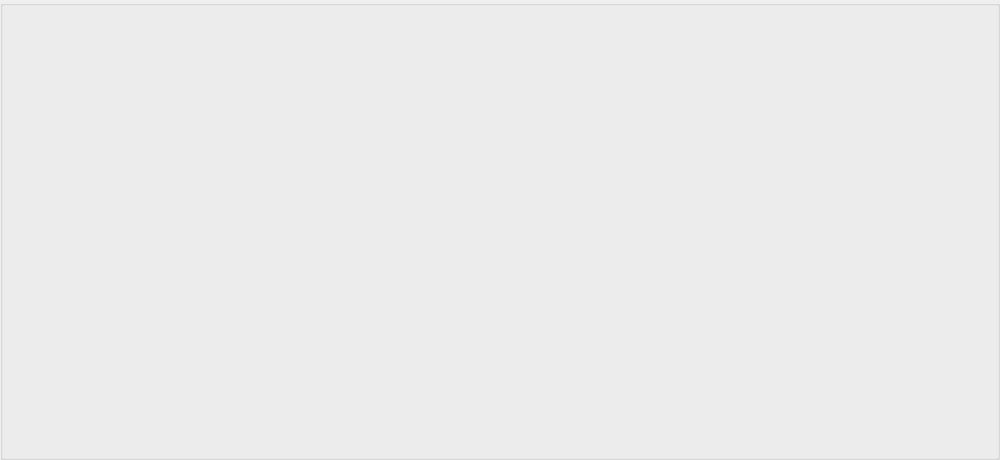
Before: the Qt Designer form mainmenu.ui in alexhebri/SwiftBoost, drawn with Qt 5.
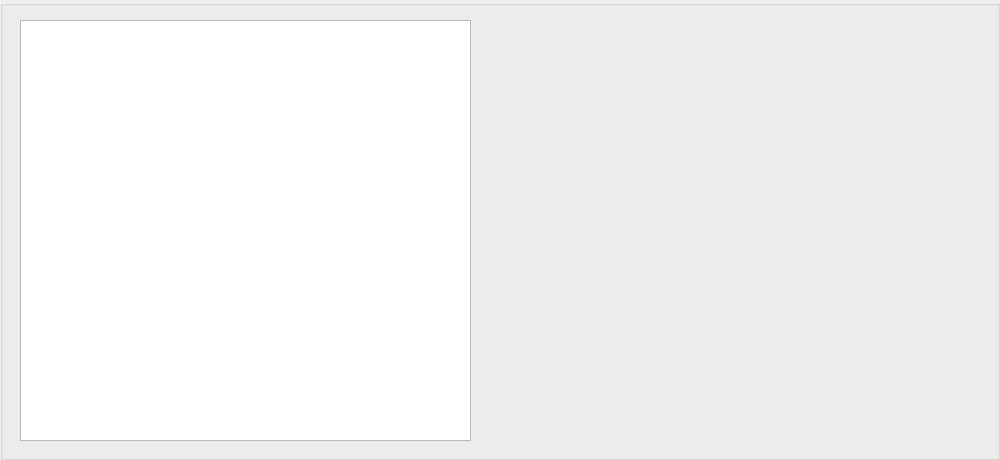
After: the same form once the commit is applied.

The edit to the form file:
```diff
--- a/mainmenu.ui
+++ b/mainmenu.ui
@@ -31,6 +31,19 @@
   <property name="windowTitle">
    <string>GroupBox</string>
   </property>
+  <widget class="QTextBrowser" name="textBrowser">
+   <property name="geometry">
+    <rect>
+     <x>20</x>
+     <y>20</y>
+     <width>451</width>
+     <height>421</height>
+    </rect>
+   </property>
+   <property name="lineWrapMode">
+    <enum>QTextEdit::LineWrapMode::WidgetWidth</enum>
+   </property>
+  </widget>
  </widget>
  <resources/>
  <connections/>
```
